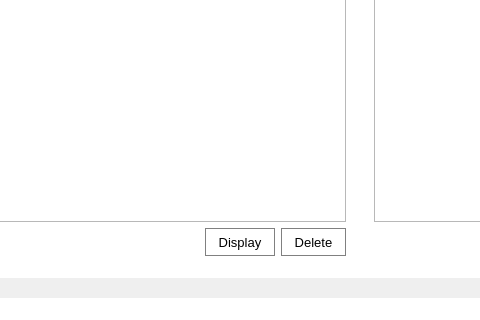
Arc-Project/Arc, file ArcApp/mainwindow.ui: the form before one commit; both pictures show x 335 to 815 and y 515 to 835 of the 1408 by 835 pixel window.
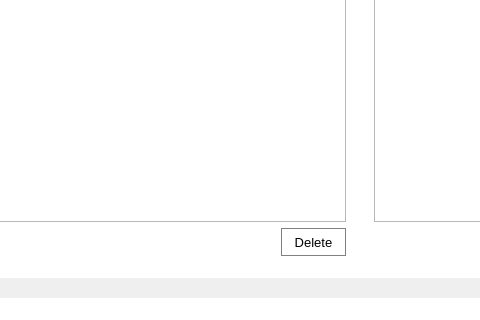
The form after the commit. The open tabs and pages were chosen to show the change. Icons and pictures are not drawn.

The edit to the form file:
```diff
--- a/ArcApp/mainwindow.ui
+++ b/ArcApp/mainwindow.ui
@@ -10670,24 +10670,6 @@
              </property>
             </spacer>
            </item>
-           <item>
-            <widget class="QPushButton" name="btn_displayUser_4">
-             <property name="minimumSize">
-              <size>
-               <width>70</width>
-               <height>28</height>
-              </size>
-             </property>
-             <property name="font">
-              <font>
-               <pointsize>10</pointsize>
-              </font>
-             </property>
-             <property name="text">
-              <string>Display</string>
-             </property>
-            </widget>
-           </item>
            <item>
             <widget class="QPushButton" name="pushButton_16">
              <property name="minimumSize">
```
Left out of the diff: 34 changed lines with no effect on the pictures.
